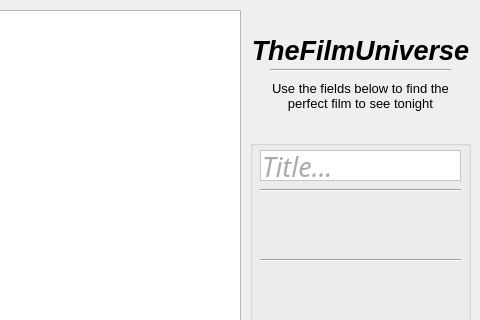
First picture: the form in filterform.ui, repository javoire/IHM_ProjetQT, before the edit; both pictures show x 480 to 960 and y 0 to 320 of the 960 by 570 pixel window.
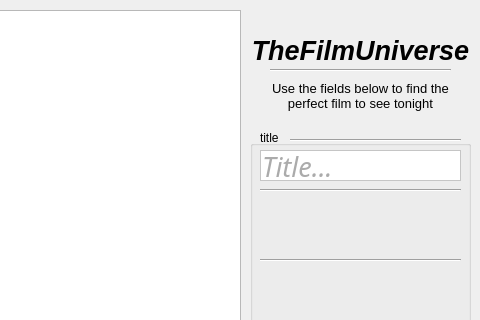
Second picture: the form after the edit.

The edit to the form file:
```diff
--- a/filterform.ui
+++ b/filterform.ui
@@ -419,6 +419,35 @@
 &lt;p style=&quot; margin-top:0px; margin-bottom:0px; margin-left:0px; margin-right:0px; -qt-block-indent:0; text-indent:0px;&quot;&gt;&lt;span style=&quot; font-family:'Myriad Pro'; font-style:italic;&quot;&gt;Developed by: Alan Ferreirós, Mauricio Takecita Uehara, Jonatan Dahl - ©2012 Paris, France&lt;/span&gt;&lt;/p&gt;&lt;/body&gt;&lt;/html&gt;</string>
    </property>
   </widget>
+  <widget class="QLabel" name="titleLabel">
+   <property name="geometry">
+    <rect>
+     <x>740</x>
+     <y>130</y>
+     <width>59</width>
+     <height>16</height>
+    </rect>
+   </property>
+   <property name="styleSheet">
+    <string notr="true">font:oblique 8pt &quot;Myriad Pro&quot;;</string>
+   </property>
+   <property name="text">
+    <string>title</string>
+   </property>
+  </widget>
+  <widget class="Line" name="line_3">
+   <property name="geometry">
+    <rect>
+     <x>770</x>
+     <y>130</y>
+     <width>171</width>
+     <height>20</height>
+    </rect>
+   </property>
+   <property name="orientation">
+    <enum>Qt::Horizontal</enum>
+   </property>
+  </widget>
  </widget>
  <layoutdefault spacing="6" margin="11"/>
  <resources/>
```
Left out of the diff: 11 changed lines with no effect on the pictures.
